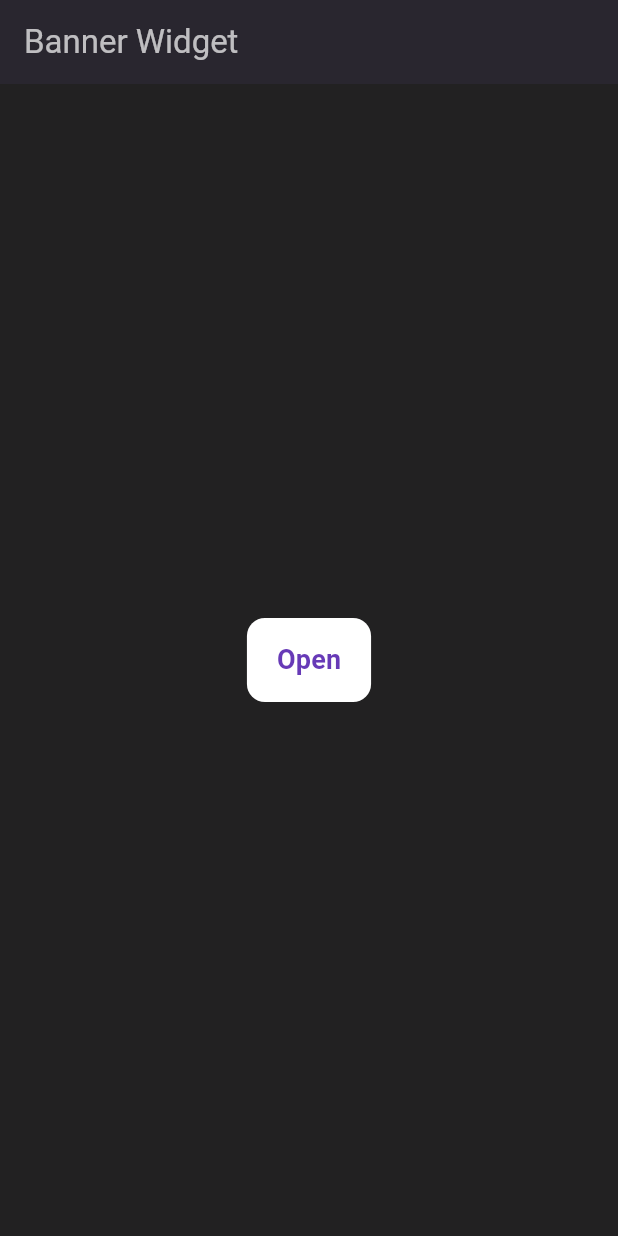
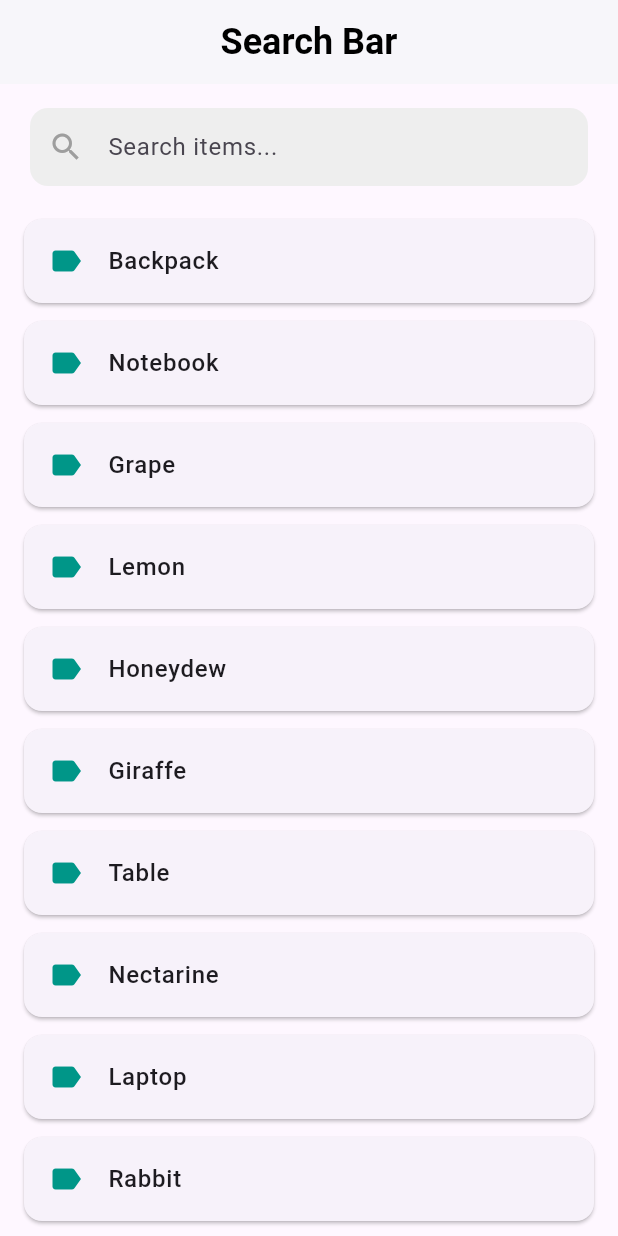
Before and after one commit to IamVasuBhurakhaya/flutter_byte_series, a Flutter app: the screen it shows after launch, on a phone screen of 412 x 824 dp. Run offline on Flutter 3.47's test engine with Material 3 defaults, Android fonts, the phone set to English and light mode, and no system bars; our stand-ins replace animated_text_kit, avatar_glow, badges, convex_bottom_bar, fl_chart, flutter_expandable_fab and 1 more; missing offline and left inert: flutter_side_menu, swipeable_tile.

Commit message:
search bar implemented

```diff
--- a/lib/main.dart
+++ b/lib/main.dart
@@ -1,5 +1,5 @@
 import 'package:flutter/material.dart';
-import 'package:widgets_packages_app/widgets/banner.dart';
+import 'package:widgets_packages_app/widgets/search_bar.dart';
 
 void main() {
   runApp(const MyApp());
@@ -10,9 +10,9 @@ class MyApp extends StatelessWidget {
 
   @override
   Widget build(BuildContext context) {
-    return MaterialApp(
+    return const MaterialApp(
       debugShowCheckedModeBanner: false,
-      home: BannerScreen(),
+      home: SearchScreen(),
     );
   }
 }
--- /dev/null
+++ b/lib/widgets/search_bar.dart
@@ -0,0 +1,152 @@
+import 'dart:math';
+import 'package:flutter/material.dart';
+
+class SearchScreen extends StatefulWidget {
+  const SearchScreen({super.key});
+
+  @override
+  _SearchScreenState createState() => _SearchScreenState();
+}
+
+class _SearchScreenState extends State<SearchScreen> {
+  final List<String> items = [
+    "Apple",
+    "Banana",
+    "Cherry",
+    "Date",
+    "Elderberry",
+    "Fig",
+    "Grape",
+    "Honeydew",
+    "Kiwi",
+    "Lemon",
+    "Mango",
+    "Nectarine",
+    "Orange",
+    "Papaya",
+    "Quince",
+    "Raspberry",
+    "Strawberry",
+    "Tomato",
+    "Ugli Fruit",
+    "Vanilla Bean",
+    "Watermelon",
+    "Xigua",
+    "Yam",
+    "Zucchini",
+    "Lion",
+    "Tiger",
+    "Elephant",
+    "Giraffe",
+    "Kangaroo",
+    "Panda",
+    "Rabbit",
+    "Penguin",
+    "Dolphin",
+    "Shark",
+    "Turtle",
+    "Laptop",
+    "Smartphone",
+    "Headphones",
+    "Backpack",
+    "Notebook",
+    "Pencil",
+    "Clock",
+    "Camera",
+    "Lamp",
+    "Chair",
+    "Table",
+    "Socks",
+    "Shoes",
+    "Umbrella",
+    "Jacket",
+  ]..shuffle(Random());
+
+  String _searchText = "";
+  List<String> filteredItems = [];
+
+  @override
+  void initState() {
+    super.initState();
+    filteredItems = items;
+  }
+
+  void filterItems(String searchText) {
+    setState(() {
+      _searchText = searchText;
+      filteredItems = items
+          .where(
+              (item) => item.toLowerCase().contains(searchText.toLowerCase()))
+          .toList();
+    });
+  }
+
+  @override
+  Widget build(BuildContext context) {
+    return Scaffold(
+      appBar: AppBar(
+        title: const Text(
+          'Search Bar',
+          style: TextStyle(fontSize: 24, fontWeight: FontWeight.bold),
+        ),
+        centerTitle: true,
+        backgroundColor: Colors.white,
+        elevation: 1,
+        titleTextStyle: const TextStyle(
+          color: Colors.black,
+          fontWeight: FontWeight.bold,
+        ),
+        iconTheme: const IconThemeData(color: Colors.black),
+      ),
+      body: Column(
+        children: [
+          Padding(
+            padding: const EdgeInsets.symmetric(vertical: 16, horizontal: 20),
+            child: TextField(
+              decoration: InputDecoration(
+                hintText: 'Search items...',
+                prefixIcon: const Icon(Icons.search, color: Colors.grey),
+                filled: true,
+                fillColor: Colors.grey[200],
+                contentPadding: const EdgeInsets.symmetric(vertical: 14),
+                border: OutlineInputBorder(
+                  borderRadius: BorderRadius.circular(12),
+                  borderSide: BorderSide.none,
+                ),
+              ),
+              onChanged: filterItems,
+            ),
+          ),
+          Expanded(
+            child: filteredItems.isEmpty
+                ? const Center(
+                    child: Text(
+                      'No items found.',
+                      style: TextStyle(fontSize: 18, color: Colors.grey),
+                    ),
+                  )
+                : ListView.builder(
+                    itemCount: filteredItems.length,
+                    itemBuilder: (context, index) {
+                      return Card(
+                        margin: const EdgeInsets.symmetric(
+                            vertical: 6, horizontal: 16),
+                        child: ListTile(
+                          leading: const Icon(Icons.label, color: Colors.teal),
+                          title: Text(
+                            filteredItems[index],
+                            style: const TextStyle(
+                              fontSize: 16,
+                              fontWeight: FontWeight.w500,
+                            ),
+                          ),
+                        ),
+                      );
+                    },
+                  ),
+          ),
+        ],
+      ),
+    );
+  }
+}
```
